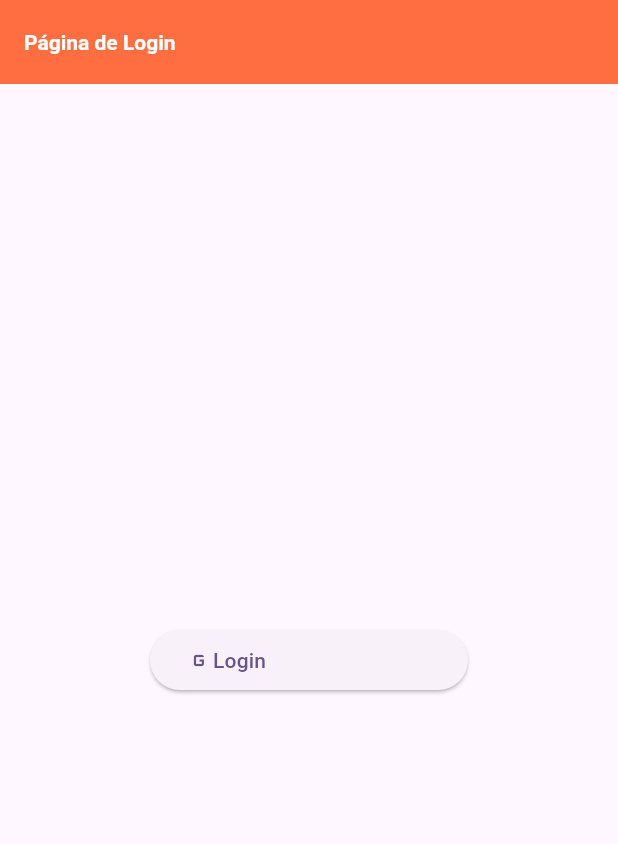
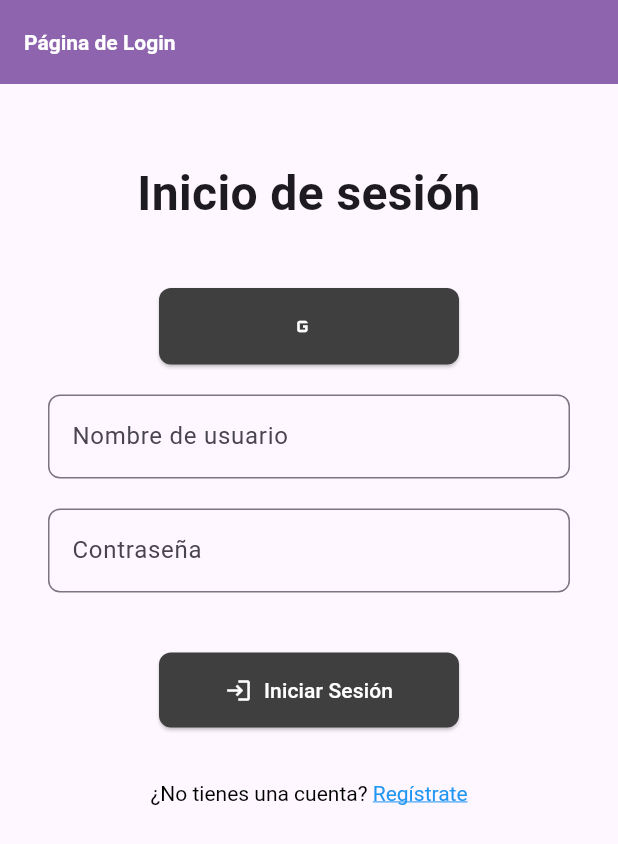
Before and after one commit to ssalazar-utem/cm-202402-app, a Flutter app: the screen it shows after launch, on a phone screen of 412 x 824 dp. Shown: the top 844 px of the screen. Run offline on Flutter 3.47's test engine with Material 3 defaults, Android fonts, the phone set to English and light mode, and no system bars; our stand-ins replace cached_network_image, dio, flutter_map, geolocator, google_sign_in, latlong2 and 2 more.

Commit message:
Se cambió el color de la barra de navegación y se creó desarrolló el diseño de iniciar sesión

```diff
--- a/app/lib/screens/login_screen.dart
+++ b/app/lib/screens/login_screen.dart
@@ -2,6 +2,7 @@ import 'package:cm/screens/error_screen.dart';
 import 'package:cm/screens/locator_screen.dart';
 import 'package:cm/services/google_service.dart';
 import 'package:cm/widgets/barra_app.dart';
+import 'package:flutter/gestures.dart';
 import 'package:flutter/material.dart';
 import 'package:logger/logger.dart';
 
@@ -14,10 +15,24 @@ class LoginScreen extends StatelessWidget {
   Widget build(BuildContext context) {
     return Scaffold(
       appBar: const BarraApp(titulo: 'Página de Login'),
-      body: Center(
-        child: Padding(
-          padding: const EdgeInsets.all(100.0),
-          child: ElevatedButton(
+      body: SingleChildScrollView(
+        padding: const EdgeInsets.symmetric(horizontal: 32.0, vertical: 50.0),
+        child: Column(
+          mainAxisAlignment: MainAxisAlignment.center,
+          crossAxisAlignment: CrossAxisAlignment.stretch,
+          children: [
+            // Título de la pantalla
+            Text(
+              'Inicio de sesión',
+              textAlign: TextAlign.center,
+              style: TextStyle(fontSize: 32, fontWeight: FontWeight.bold),
+            ),
+            SizedBox(height: 40),
+            Align(
+              alignment: Alignment.center, // Alinea el botón al centro
+              child: SizedBox(
+                width: 200,
+                child: ElevatedButton.icon(
                   onPressed: () {
                     GoogleService.logIn().then((result) {
                       if (result) {
@@ -25,19 +40,108 @@ class LoginScreen extends StatelessWidget {
                         Navigator.push(
                           context,
                           MaterialPageRoute(
-                            builder: (context) => const LocatorScreen()));
+                            builder: (context) => const LocatorScreen(),
+                          ),
+                        );
                       } else {
                         _logger.e('Fui terrible de bueno');
-                    Navigator.push(context,
-                        MaterialPageRoute(builder: (context) {
-                      return const ErrorScreen();
-                    }));
+                        Navigator.push(
+                          context,
+                          MaterialPageRoute(
+                            builder: (context) => const ErrorScreen(),
+                          ),
+                        );
                       }
                     });
                   },
-              child: const Row(
-                children: [Icon(Icons.g_mobiledata), Text('Login')],
-              )),
+                  icon: Icon(Icons.g_mobiledata, color: Colors.white), // Icono de Google
+                  label: Text(""), // Puedes personalizar el texto si lo deseas
+                  style: ElevatedButton.styleFrom(
+                    backgroundColor: Color(0xFF403F3F), // Color negro
+                    padding: EdgeInsets.symmetric(vertical: 15), // Tamaño del botón
+                    shape: RoundedRectangleBorder(
+                      borderRadius: BorderRadius.circular(8.0),
+                    ),
+                  ),
+                ),
+              ),
+            ),
+            SizedBox(height: 20), // Espacio adicional debajo del botón
+            // Campo de Nombre de usuario
+            TextField(
+              decoration: InputDecoration(
+                labelText: 'Nombre de usuario',
+                hintText: 'Nombre',
+                border: OutlineInputBorder(
+                  borderRadius: BorderRadius.circular(8.0),
+                ),
+              ),
+            ),
+            SizedBox(height: 20),
+
+            // Campo de Contraseña
+            TextField(
+              obscureText: true, // Oculta el texto
+              decoration: InputDecoration(
+                labelText: 'Contraseña',
+                hintText: '********',
+                border: OutlineInputBorder(
+                  borderRadius: BorderRadius.circular(8.0),
+                ),
+              ),
+            ),
+            SizedBox(height: 40), // Espacio extra para separación
+            // Botón de Iniciar Sesión
+            Align(
+              alignment: Alignment.center, // Alinea el botón al centro
+              child: SizedBox(
+                width: 200, // Ajustar el ancho del botón
+                child: ElevatedButton.icon(
+                  onPressed: () {
+                  },
+                  label: Text("Iniciar Sesión", style:TextStyle(color:Colors.white)),
+                  icon: Icon(Icons.login, color: Colors.white), // Icono de Google
+                  style: ElevatedButton.styleFrom(
+                    backgroundColor: Color(0xFF403F3F), // Color negro
+                    padding: EdgeInsets.symmetric(vertical: 15), // Tamaño del botón
+                    shape: RoundedRectangleBorder(
+                      borderRadius: BorderRadius.circular(8.0),
+                    ),
+                  ),
+
+                ),
+              ),
+            ),
+
+            SizedBox(height: 20), // Espacio adicional debajo del botón
+
+            // Enlace para registrarse
+            TextButton(
+              onPressed: () {
+                // No se navega cuando se pulsa el texto general, solo en "Regístrate"
+              },
+              child: RichText(
+                text: TextSpan(
+                  text: "¿No tienes una cuenta? ",
+                  style: TextStyle(color: Colors.black), // Estilo para el texto regular
+                  children: <TextSpan>[
+                    TextSpan(
+                      text: "Regístrate",
+                      style: TextStyle(
+                        color: Colors.blue, // Color para el texto del enlace
+                        decoration: TextDecoration.underline, // Subrayado para el enlace
+                      ),
+                      recognizer: TapGestureRecognizer()
+                        ..onTap = () {
+                          // Código para ir a registrarse
+                          print("Navegar a la pantalla de registro");
+                        },
+                    ),
+                  ],
+                ),
+              ),
+            ),
+          ],
         ),
       ),
     );
--- a/app/lib/widgets/barra_app.dart
+++ b/app/lib/widgets/barra_app.dart
@@ -10,7 +10,7 @@ class BarraApp extends StatelessWidget implements PreferredSizeWidget {
     return AppBar(
       titleTextStyle:
           const TextStyle(color: Colors.white, fontWeight: FontWeight.bold),
-      backgroundColor: Colors.deepOrangeAccent,
+      backgroundColor: Color(0xFF8D64AD),
       title: Text(titulo),
     );
   }
```
Lines whose indentation alone changed are shown as unchanged.
